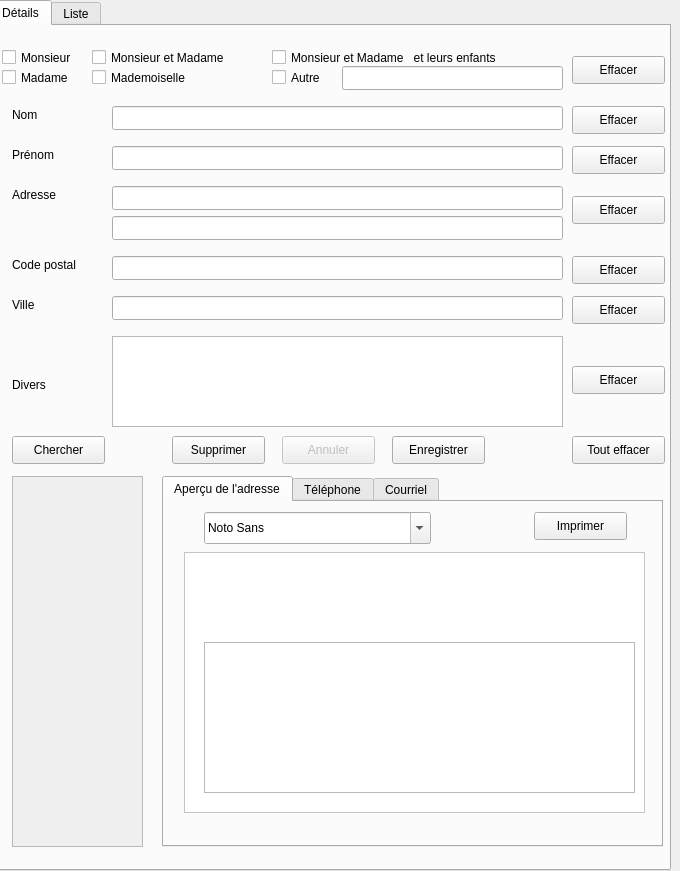
The window that carnet_python/carnet_qt4.ui (johenfr/cdaepnv) describes before a commit, drawn with Qt 5.
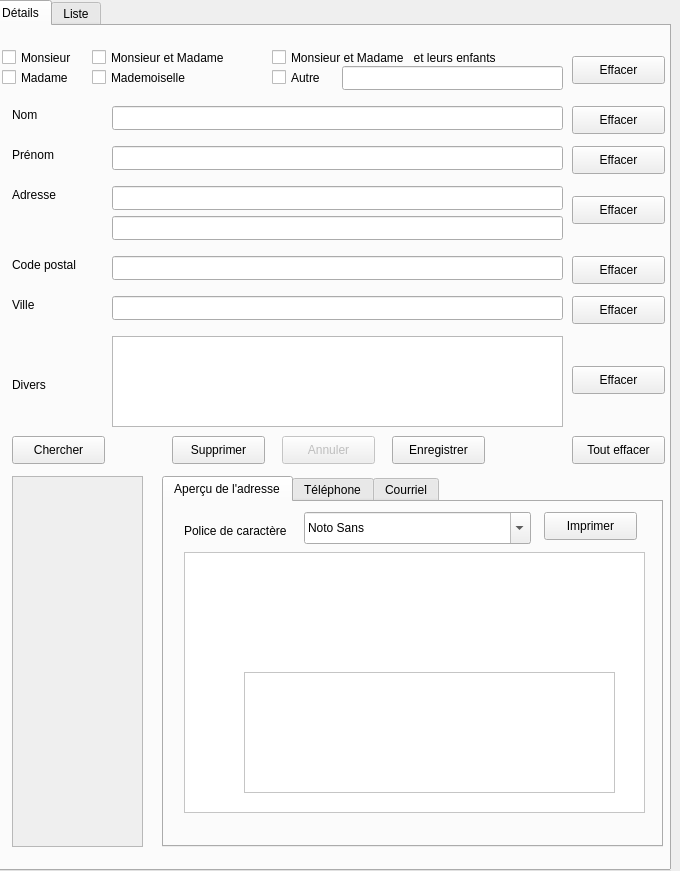
The same window after the commit. Icons and pictures are not drawn.

Commit message: version impression ok

```diff
--- a/carnet_python/carnet_qt4.ui
+++ b/carnet_python/carnet_qt4.ui
@@ -397,7 +397,7 @@
        <widget class="QPushButton" name="Button9">
         <property name="geometry">
          <rect>
-          <x>370</x>
+          <x>380</x>
           <y>10</y>
           <width>93</width>
           <height>28</height>
@@ -407,23 +407,10 @@
          <string>Imprimer</string>
         </property>
        </widget>
-       <widget class="QPlainTextEdit" name="plainTextEdit">
-        <property name="geometry">
-         <rect>
-          <x>40</x>
-          <y>140</y>
-          <width>431</width>
-          <height>151</height>
-         </rect>
-        </property>
-        <property name="plainText">
-         <string/>
-        </property>
-       </widget>
        <widget class="QFontComboBox" name="fontComboBox">
         <property name="geometry">
          <rect>
-          <x>40</x>
+          <x>140</x>
           <y>10</y>
           <width>227</width>
           <height>32</height>
@@ -432,6 +419,7 @@
         <property name="currentFont">
          <font>
           <family>Montez</family>
+          <pointsize>10</pointsize>
          </font>
         </property>
        </widget>
@@ -472,6 +460,35 @@
           <pixmap>timbre_pie_xii.gif</pixmap>
          </property>
         </widget>
+        <widget class="QPlainTextEdit" name="plainTextEdit">
+         <property name="geometry">
+          <rect>
+           <x>60</x>
+           <y>120</y>
+           <width>371</width>
+           <height>121</height>
+          </rect>
+         </property>
+         <property name="styleSheet">
+          <string notr="true">border-color: white</string>
+         </property>
+         <property name="plainText">
+          <string/>
+         </property>
+        </widget>
+       </widget>
+       <widget class="QLabel" name="label_10">
+        <property name="geometry">
+         <rect>
+          <x>20</x>
+          <y>20</y>
+          <width>121</width>
+          <height>18</height>
+         </rect>
+        </property>
+        <property name="text">
+         <string>Police de caractère</string>
+        </property>
        </widget>
        <zorder>frame</zorder>
        <zorder>Button9</zorder>
```
Left out of the diff: 8 changed lines with no effect on the pictures. The commit also changes 2 other files.
